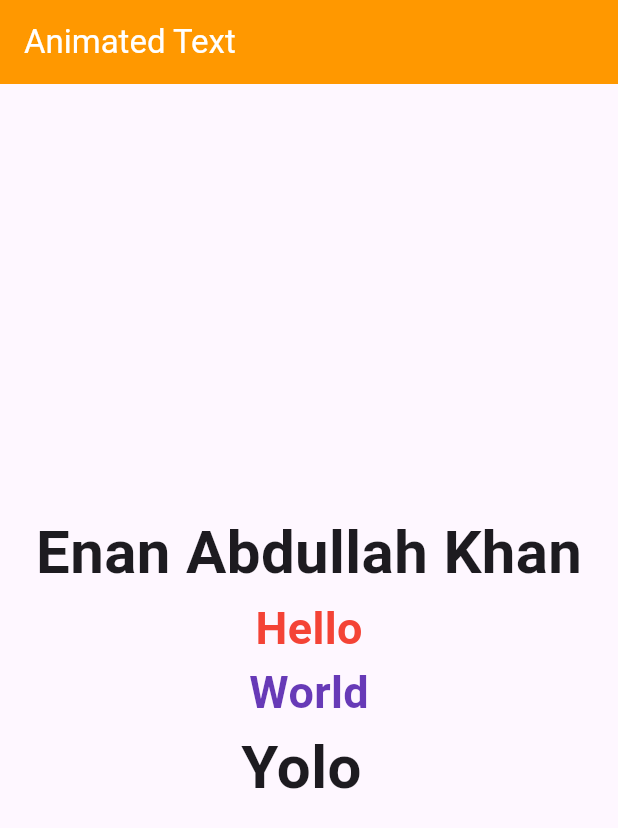
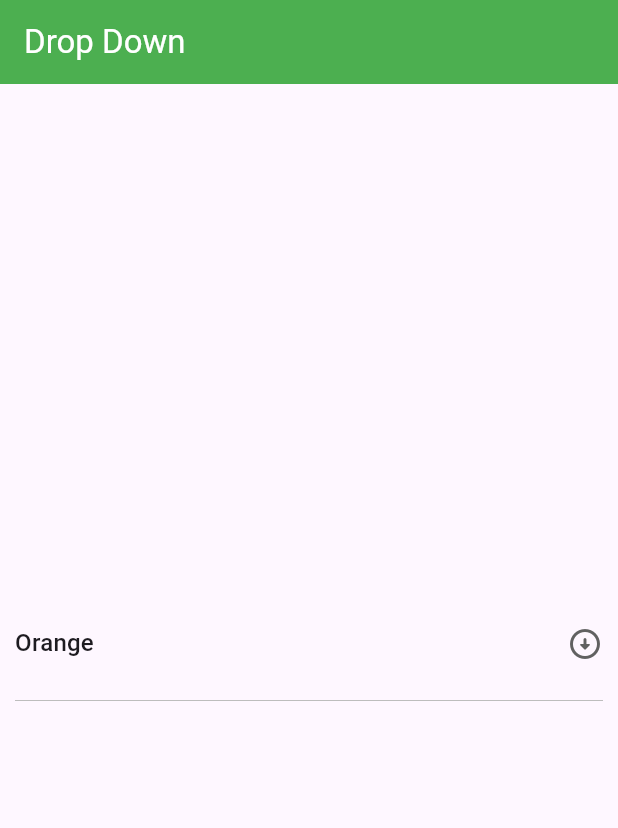
Before and after one commit to enankhan23/Flutter_basics, a Flutter app: the screen it shows after launch, on a phone screen of 412 x 824 dp. Shown: the top 828 px of the screen. Run offline on Flutter 3.47's test engine with Material 3 defaults, Android fonts, the phone set to English and light mode, and no system bars; drawn by our look-alikes of animated_text_kit.

Commit message:
Drop Down list

```diff
--- a/lib/main.dart
+++ b/lib/main.dart
@@ -1,10 +1,12 @@
 import 'package:first_project/widgets/alert.dart';
 import 'package:first_project/widgets/animated_text.dart';
+import 'package:first_project/widgets/bottomnav.dart';
 import 'package:first_project/widgets/bottomsheet.dart';
 import 'package:first_project/widgets/button.dart';
 import 'package:first_project/widgets/container_sized.dart';
 import 'package:first_project/widgets/dismissible.dart';
 import 'package:first_project/widgets/drawer.dart';
+import 'package:first_project/widgets/dropdown.dart';
 import 'package:first_project/widgets/image.dart';
 import 'package:first_project/widgets/list_grid.dart';
 import 'package:first_project/widgets/rowscols.dart';
@@ -22,8 +24,8 @@ class MyApp extends StatelessWidget {
     return MaterialApp(
       debugShowCheckedModeBanner:false ,
       theme: ThemeData(
-        brightness: Brightness.light, primaryColor: Colors.orange),
-      home:AnimatedTextWidget(),
+        brightness: Brightness.light, primaryColor: Colors.green),
+      home:DropDownWidget(),
     );
   }
 }
--- /dev/null
+++ b/lib/widgets/dropdown.dart
@@ -0,0 +1,55 @@
+import 'package:flutter/material.dart';
+
+class DropDownWidget extends StatefulWidget {
+  const DropDownWidget({super.key});
+
+  @override
+  State<DropDownWidget> createState() => _DropDownWidgetState();
+}
+
+class _DropDownWidgetState extends State<DropDownWidget> {
+  String selectedvalue = 'Orange';
+  @override
+  Widget build(BuildContext context) {
+    return Scaffold(
+      appBar: AppBar(
+        title: Text(
+          'Drop Down',
+          style: TextStyle(color: Colors.white),
+        ),
+        backgroundColor: Theme.of(context).primaryColor,
+      ),
+      body: Column(
+        mainAxisAlignment: MainAxisAlignment.center,
+        children: [
+          Container(
+            margin: EdgeInsets.all(10),
+            height: 70,
+            // color: Colors.red,
+            width: MediaQuery.of(context).size.width,
+            child: DropdownButton<String>(
+              dropdownColor: Colors.grey.shade100,
+              isExpanded: true,
+              value: selectedvalue,
+              icon: Icon(Icons.arrow_circle_down_rounded),
+              onChanged: (String? newvalue) {
+                setState(() {
+                  selectedvalue = newvalue!;
+                });
+              },
+              items: <String>['Orange', 'Apple', 'Banana', 'Mango', 'Grapes']
+                  .map<DropdownMenuItem<String>>(
+                (String value) {
+                  return DropdownMenuItem<String>(
+                    value: value,
+                    child: Text(value),
+                  );
+                },
+              ).toList(),
+            ),
+          )
+        ],
+      ),
+    );
+  }
+}
```
Also changed, not shown: lib/widgets/bottomnav.dart (added, +82 -0 lines).
